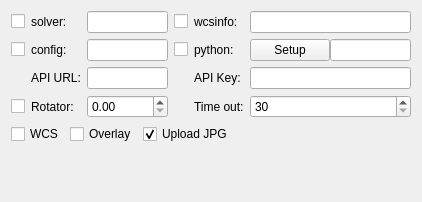
The window that kstars/ekos/align/opsalign.ui (KDE/kstars) describes before a commit, drawn with Qt 5.
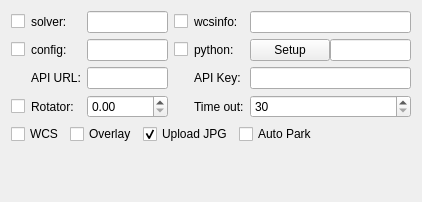
The same window after the commit.

Commit message: Add option to control auto park post PAA tool operation

```diff
--- a/kstars/ekos/align/opsalign.ui
+++ b/kstars/ekos/align/opsalign.ui
@@ -234,6 +234,16 @@
        </property>
       </widget>
      </item>
+     <item>
+      <widget class="QCheckBox" name="kcfg_PAHAutoPark">
+       <property name="toolTip">
+        <string>&lt;html&gt;&lt;head/&gt;&lt;body&gt;&lt;p&gt;Automatically park mount after completing Polar Alignment Assistant Tools. Beware that turning this option off might lead to inaccurate results.&lt;/p&gt;&lt;/body&gt;&lt;/html&gt;</string>
+       </property>
+       <property name="text">
+        <string>Auto Park</string>
+       </property>
+      </widget>
+     </item>
      <item>
       <spacer name="horizontalSpacer_4">
        <property name="orientation">
```
The commit also changes 2 other files.
